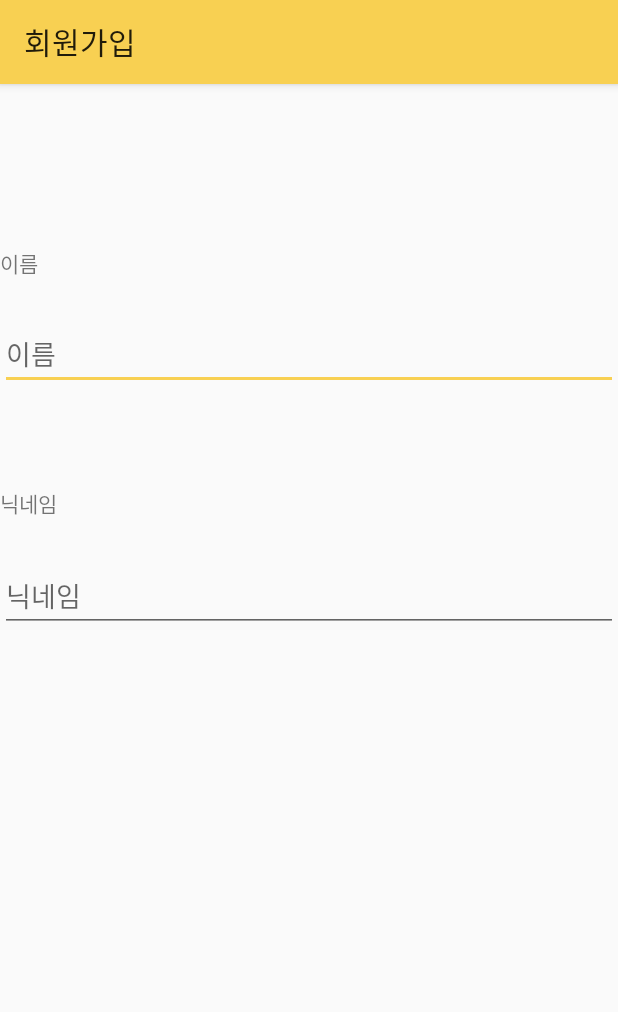
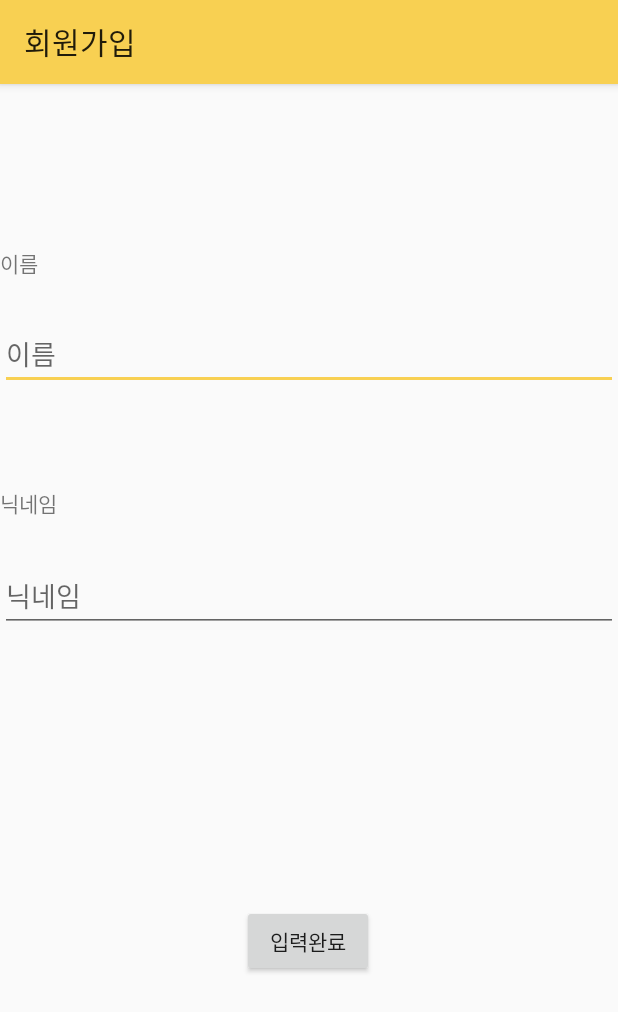
Before and after one commit to primayy/Legeno, an Android app: the SignupActivity screen opened directly, with no data from a screen before it, on a phone screen of 412 x 824 dp. Shown: the top 1012 px of the screen. Run offline under Robolectric (Android 15) with nearby library versions, the phone set to English and light mode, and no system bars.

Commit message:
2020-04-28-여인혁-메인페이지UI디자인-회원정보수정페이지 임시

```diff
--- a/app/src/main/java/com/example/billage/ui/signup/SignupActivity.java
+++ b/app/src/main/java/com/example/billage/ui/signup/SignupActivity.java
@@ -4,6 +4,10 @@ import androidx.appcompat.app.AppCompatActivity;
 
 import android.content.Intent;
 import android.os.Bundle;
+import android.util.Log;
+import android.view.View;
+import android.widget.Button;
+import android.widget.EditText;
 
 import com.example.billage.R;
 
@@ -17,5 +21,25 @@ public class SignupActivity extends AppCompatActivity {
         Intent intent = new Intent(this.getIntent());
         String tmp = intent.getStringExtra("tmp");
 
+
+        Button confirm = (Button) findViewById(R.id.confirm_btn);
+
+        // 입력완료 버튼 클릭 이벤트 처리
+        confirm.setOnClickListener(new View.OnClickListener(){
+
+            @Override
+            public void onClick(View view) {
+
+                // input 객체 선언
+                EditText input_text1 = (EditText) findViewById(R.id.name);
+                EditText input_text2 = (EditText) findViewById(R.id.nickname);
+
+                //객체에서 입력값 가져오기
+                String name = input_text1.getText().toString();
+                String nickname = input_text2.getText().toString();
+                Log.d("test",name);
+                Log.d("test",nickname);
+            }
+        });
     }
 }
--- a/app/src/main/res/layout/activity_signup.xml
+++ b/app/src/main/res/layout/activity_signup.xml
@@ -22,6 +22,7 @@
         app:layout_constraintVertical_bias="0.117" />
 
     <com.google.android.material.textfield.TextInputEditText
+        android:id="@+id/name"
         android:layout_width="match_parent"
         android:layout_height="wrap_content"
         android:hint="이름"
@@ -48,6 +49,7 @@
         app:layout_constraintVertical_bias="0.339" />
 
     <com.google.android.material.textfield.TextInputEditText
+        android:id="@+id/nickname"
         android:layout_width="match_parent"
         android:layout_height="wrap_content"
         android:hint="닉네임"
@@ -58,5 +60,17 @@
         app:layout_constraintTop_toTopOf="parent"
         app:layout_constraintVertical_bias="0.441" />
 
+    <Button
+        android:id="@+id/confirm_btn"
+        android:layout_width="wrap_content"
+        android:layout_height="wrap_content"
+        android:text="입력완료"
+        app:layout_constraintBottom_toBottomOf="parent"
+        app:layout_constraintEnd_toEndOf="parent"
+        app:layout_constraintHorizontal_bias="0.498"
+        app:layout_constraintStart_toStartOf="parent"
+        app:layout_constraintTop_toTopOf="parent"
+        app:layout_constraintVertical_bias="0.76" />
+
 
 </androidx.constraintlayout.widget.ConstraintLayout>
```
